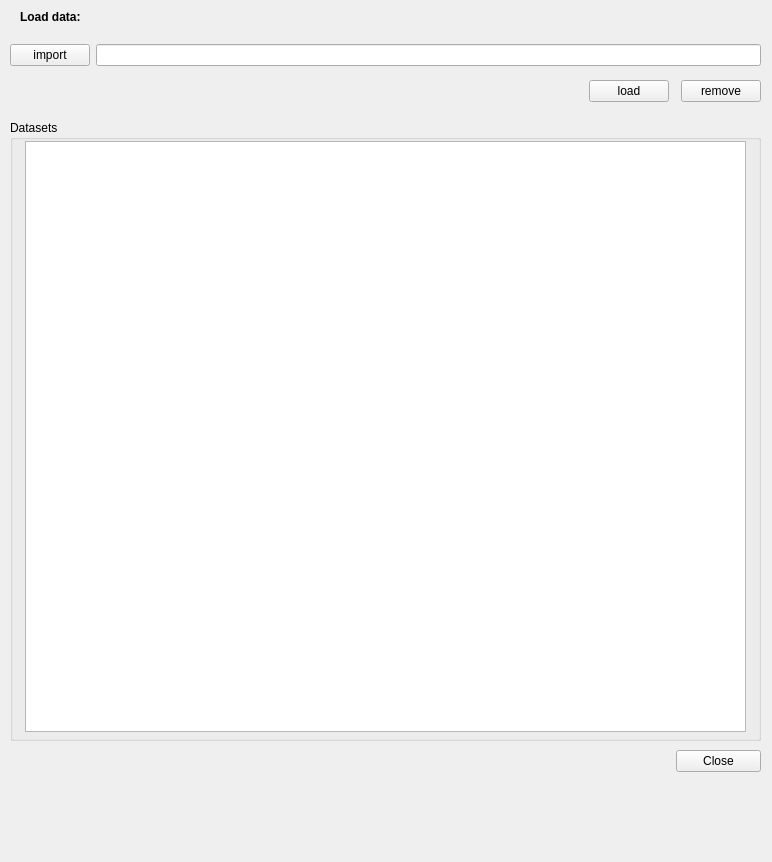
EBVcube/EBVCubeVisualizer, file netCDF_visualizer.ui: the form before one commit.
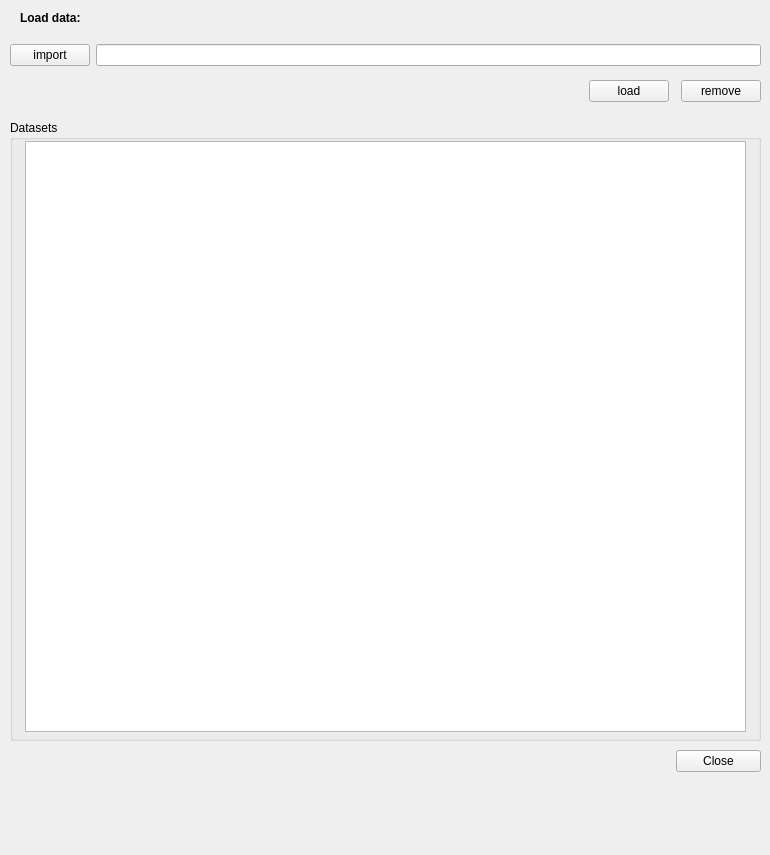
The form after the commit.

Commit message: mask for the Plugin

Diff of the .ui file:
```diff
--- a/netCDF_visualizer.ui
+++ b/netCDF_visualizer.ui
@@ -6,8 +6,8 @@
    <rect>
     <x>0</x>
     <y>0</y>
-    <width>772</width>
-    <height>862</height>
+    <width>770</width>
+    <height>855</height>
    </rect>
   </property>
   <property name="windowTitle">
@@ -19,8 +19,8 @@
      <rect>
       <x>20</x>
       <y>10</y>
-      <width>482</width>
-      <height>13</height>
+      <width>61</width>
+      <height>16</height>
      </rect>
     </property>
     <property name="font">
```
